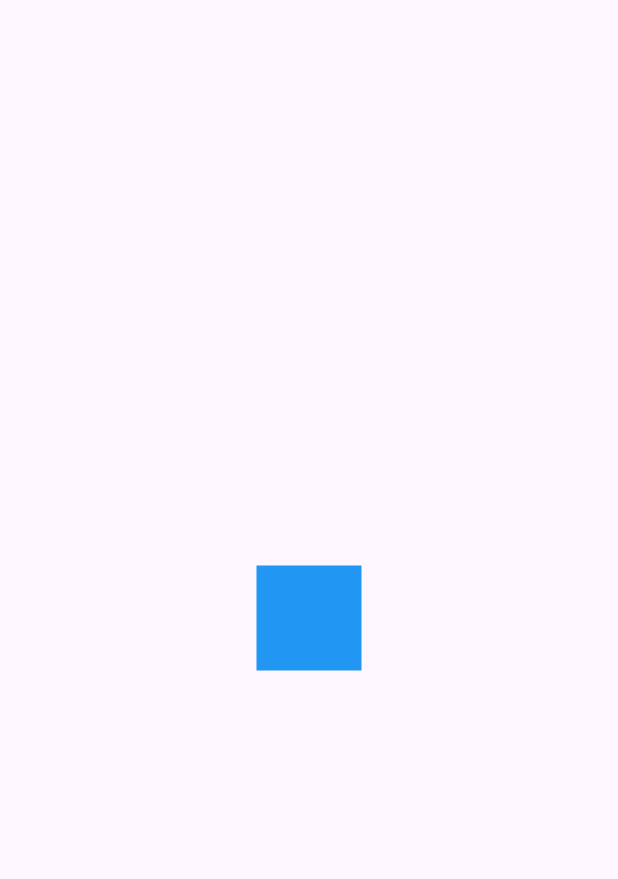
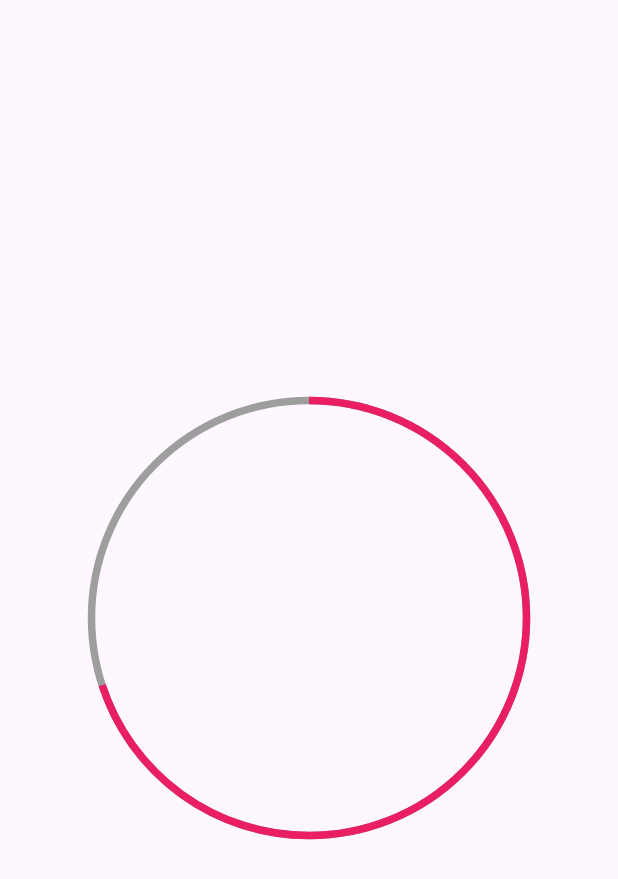
Before and after one commit to AbielRC97/disenos_app, a Flutter app: the screen it shows after launch, on a phone screen of 412 x 824 dp. Shown: the top 879 px of the screen. Run offline on Flutter 3.47's test engine with Material 3 defaults, Android fonts, the phone set to English and light mode, and no system bars.

```diff
--- a/lib/main.dart
+++ b/lib/main.dart
@@ -1,4 +1,4 @@
-import 'package:disenos_app/src/retos/cuadro_animado_page.dart';
+import 'package:disenos_app/src/pages/circular_progress_page.dart';
 import 'package:flutter/material.dart';
 
 void main() {
@@ -14,7 +14,7 @@ class MyApp extends StatelessWidget {
     return MaterialApp(
       title: 'Diseños APP',
       debugShowCheckedModeBanner: false,
-      home: CuadradoAnimadoPage(),
+      home: CircularProgressPage(),
     );
   }
 }
--- /dev/null
+++ b/lib/src/pages/circular_progress_page.dart
@@ -0,0 +1,61 @@
+import 'dart:math';
+
+import 'package:flutter/material.dart';
+
+class CircularProgressPage extends StatefulWidget {
+  const CircularProgressPage({super.key});
+
+  @override
+  State<CircularProgressPage> createState() => _CircularProgressPageState();
+}
+
+class _CircularProgressPageState extends State<CircularProgressPage> {
+  @override
+  Widget build(BuildContext context) {
+    return Scaffold(
+        body: Center(
+      child: Container(
+        width: 300,
+        height: 300,
+        padding: EdgeInsets.all(5),
+        child: CustomPaint(
+          painter: _MiRadialProgress(70.0),
+        ),
+      ),
+    ));
+  }
+}
+
+class _MiRadialProgress extends CustomPainter {
+  final double procentage;
+
+  _MiRadialProgress(this.procentage);
+
+  @override
+  void paint(Canvas canvas, Size size) {
+    final paint = Paint()
+      ..strokeWidth = 5
+      ..color = Colors.grey
+      ..style = PaintingStyle.stroke;
+
+    final Offset center = Offset(size.width * .5, size.height * .5);
+    final double radius = min(size.width * 0.5, size.height * .5);
+
+    canvas.drawCircle(center, radius, paint);
+
+    final paintArco = Paint()
+      ..strokeWidth = 5
+      ..color = Colors.pink
+      ..style = PaintingStyle.stroke;
+
+    double arcAngle = 2 * pi * (procentage / 100);
+
+    canvas.drawArc(Rect.fromCircle(center: center, radius: radius), -pi / 2,
+        arcAngle, false, paintArco);
+  }
+
+  @override
+  bool shouldRepaint(covariant CustomPainter oldDelegate) {
+    return true;
+  }
+}
```
